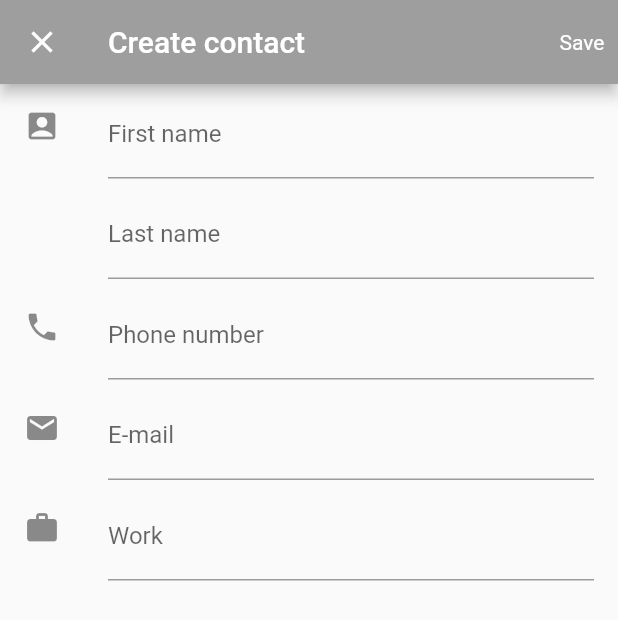
After one commit to RogerioSobrinho/Flutter-ContactApp, a Flutter app: the ContactEditPage screen opened by its route, on a phone screen of 412 x 824 dp. The commit adds this screen. Shown: the top 620 px of the screen. Run offline on Flutter 3.47's test engine with Material 2 defaults, Android fonts, the phone set to English and light mode, and no system bars; our stand-ins replace sqflite; accounts and stored records are empty.

Commit message:
changed page structure and split contact create and change

```diff
--- a/lib/layout.dart
+++ b/lib/layout.dart
@@ -1,7 +1,7 @@
 import 'package:flutter/material.dart';
 
 import 'pages/about/about.dart';
-import 'pages/create/create.dart';
+import 'pages/contact/contact-add.dart';
 import 'pages/home/home.dart';
 import 'pages/search/search.dart';
 
@@ -11,7 +11,7 @@ class Layout {
       onPressed: () {
         Navigator.push(
           context,
-          MaterialPageRoute(builder: (context) => CreatePage()),
+          MaterialPageRoute(builder: (context) => ContactAddPage()),
         );
       },
       child: Icon(Icons.add),
--- a/lib/main.dart
+++ b/lib/main.dart
@@ -1,7 +1,8 @@
 import 'package:flutter/material.dart';
 
+import 'pages/contact/contact-edit.dart';
 import 'pages/home/home.dart';
-import 'pages/create/create.dart';
+import 'pages/contact/contact-add.dart';
 import 'pages/search/search.dart';
 import 'pages/about/about.dart';
 
@@ -12,7 +13,8 @@ class MyApp extends StatelessWidget {
     HomePage.tag: (context) => HomePage(),
     AboutPage.tag: (context) => AboutPage(),
     SearchPage.tag: (context) => SearchPage(),
-    CreatePage.tag: (context) => CreatePage(),
+    ContactAddPage.tag: (context) => ContactAddPage(),
+    ContactEditPage.tag: (context) => ContactEditPage(),
   };
 
   @override
--- a/lib/pages/create/create.dart
+++ b/lib/pages/contact/contact-add.dart
@@ -1,12 +1,12 @@
 import 'package:flutter/material.dart';
 
-class CreatePage extends StatefulWidget {
-  static String tag = 'create-page';
+class ContactAddPage extends StatefulWidget {
+  static String tag = 'add-page';
   @override
-  _CreatePageState createState() => _CreatePageState();
+  _ContactAddPageState createState() => _ContactAddPageState();
 }
 
-class _CreatePageState extends State<CreatePage> {
+class _ContactAddPageState extends State<ContactAddPage> {
   @override
   Widget build(BuildContext context) {
     return Scaffold(
--- /dev/null
+++ b/lib/pages/contact/contact-edit.dart
@@ -0,0 +1,84 @@
+import 'package:flutter/material.dart';
+
+class ContactEditPage extends StatefulWidget {
+  static String tag = 'edit-page';
+  @override
+  _ContactEditPageState createState() => _ContactEditPageState();
+}
+
+class _ContactEditPageState extends State<ContactEditPage> {
+  @override
+  Widget build(BuildContext context) {
+    return Scaffold(
+        appBar: AppBar(
+          backgroundColor: Colors.grey,
+          leading: IconButton(
+            icon: Icon(Icons.close),
+            onPressed: () {
+              Navigator.pop(context);
+            },
+          ),
+          title: Text("Create contact"),
+          actions: <Widget>[
+            IconButton(
+              icon: Text("Save"),
+              onPressed: () {},
+            )
+          ],
+        ),
+        body: new ListView(
+          children: <Widget>[
+            ListTile(
+              leading: Icon(Icons.account_box),
+              title: new TextFormField(
+                keyboardType: TextInputType.text,
+                decoration: new InputDecoration(
+                  hintText: 'Rogerio',
+                  labelText: 'First name',
+                ),
+              ),
+            ),
+            ListTile(
+              leading: IgnorePointer(),
+              title: new TextFormField(
+                keyboardType: TextInputType.text,
+                decoration: new InputDecoration(
+                  hintText: 'Rogerio Sobrinho',
+                  labelText: 'Last name',
+                ),
+              ),
+            ),
+            ListTile(
+              leading: Icon(Icons.phone),
+              title: new TextFormField(
+                keyboardType: TextInputType.phone,
+                decoration: new InputDecoration(
+                  hintText: '+55 11123456789',
+                  labelText: 'Phone number',
+                ),
+              ),
+            ),
+            ListTile(
+              leading: Icon(Icons.email),
+              title: new TextFormField(
+                keyboardType: TextInputType.phone,
+                decoration: new InputDecoration(
+                  hintText: 'example@example.com',
+                  labelText: 'E-mail',
+                ),
+              ),
+            ),
+            ListTile(
+              leading: Icon(Icons.work),
+              title: new TextFormField(
+                keyboardType: TextInputType.phone,
+                decoration: new InputDecoration(
+                  hintText: 'Google',
+                  labelText: 'Work',
+                ),
+              ),
+            ),
+          ],
+        ));
+  }
+}
```
